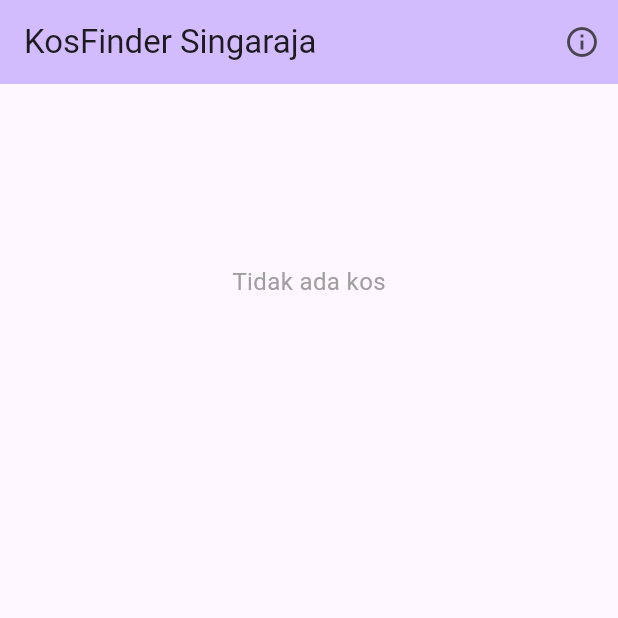
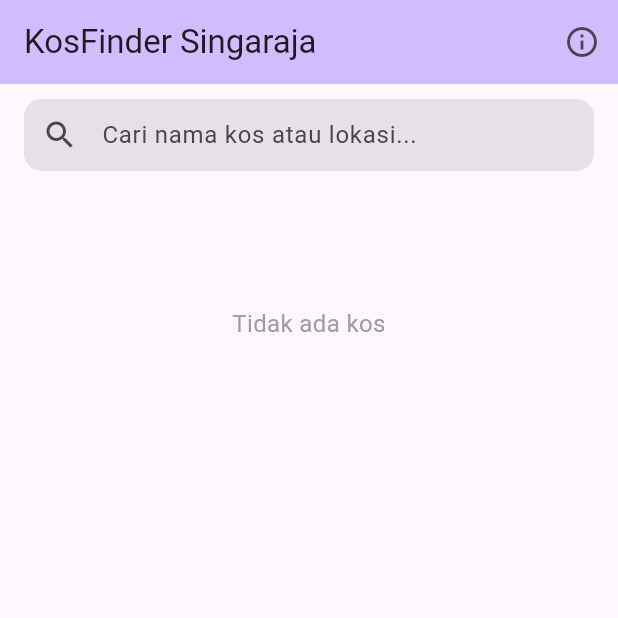
Before and after one commit to Syaeful02/kosfinder, a Flutter app: the screen it shows after launch, on a phone screen of 412 x 824 dp, the top half of it. Run offline on Flutter 3.47's test engine with Material 3 defaults, Android fonts, the phone set to English and light mode, and no system bars; our stand-ins replace supabase_flutter; accounts and stored records are empty.

Commit message:
T09: pencarian teks nama/alamat kos di repository dan provider

```diff
--- a/lib/screens/home_screen.dart
+++ b/lib/screens/home_screen.dart
@@ -14,15 +14,22 @@ class HomeScreen extends StatefulWidget {
 }
 
 class _HomeScreenState extends State<HomeScreen> {
+  final _searchController = TextEditingController();
+
   @override
   void initState() {
     super.initState();
-    // Memanggil fetchListings() saat layar pertama kali dibuka
     WidgetsBinding.instance.addPostFrameCallback((_) {
       if (mounted) {
         context.read<ListingProvider>().fetchListings();
       }
     });
+  }
+
+  @override
+  void dispose() {
+    _searchController.dispose();
+    super.dispose();
   }
 
   @override
@@ -46,16 +53,58 @@ class _HomeScreenState extends State<HomeScreen> {
           ),
         ],
       ),
-      body: Consumer<ListingProvider>(
+      body: Column(
+        children: [
+          // Search Bar
+          Padding(
+            padding: const EdgeInsets.symmetric(horizontal: 16, vertical: 10),
+            child: TextField(
+              controller: _searchController,
+              textInputAction: TextInputAction.search,
+              decoration: InputDecoration(
+                hintText: 'Cari nama kos atau lokasi...',
+                prefixIcon: const Icon(Icons.search),
+                suffixIcon: Consumer<ListingProvider>(
+                  builder: (context, provider, _) {
+                    if (provider.searchQuery.isEmpty) return const SizedBox.shrink();
+                    return IconButton(
+                      icon: const Icon(Icons.close),
+                      tooltip: 'Hapus pencarian',
+                      onPressed: () {
+                        _searchController.clear();
+                        context.read<ListingProvider>().clearSearch();
+                      },
+                    );
+                  },
+                ),
+                border: OutlineInputBorder(
+                  borderRadius: BorderRadius.circular(12),
+                  borderSide: BorderSide.none,
+                ),
+                filled: true,
+                contentPadding: const EdgeInsets.symmetric(vertical: 0),
+              ),
+              onSubmitted: (value) {
+                context.read<ListingProvider>().setSearchQuery(value);
+              },
+              onChanged: (value) {
+                if (value.isEmpty) {
+                  context.read<ListingProvider>().clearSearch();
+                }
+              },
+            ),
+          ),
+
+          // Daftar Kos
+          Expanded(
+            child: Consumer<ListingProvider>(
               builder: (context, provider, child) {
-          // 1. Kondisi Loading (Indikator Putar)
+                // 1. Kondisi Loading
                 if (provider.isLoading) {
-            return const Center(
-              child: CircularProgressIndicator(),
-            );
+                  return const Center(child: CircularProgressIndicator());
                 }
 
-          // 2. Kondisi Error (Pesan kesalahan + tombol Coba Lagi)
+                // 2. Kondisi Error
                 if (provider.hasError) {
                   return Center(
                     child: Padding(
@@ -81,18 +130,21 @@ class _HomeScreenState extends State<HomeScreen> {
                   );
                 }
 
-          // 3. Kondisi Empty (Pesan "Tidak ada kos")
+                // 3. Kondisi Empty
                 if (provider.isEmpty) {
                   return RefreshIndicator(
                     onRefresh: () => provider.fetchListings(),
                     child: ListView(
                       physics: const AlwaysScrollableScrollPhysics(),
-                children: const [
-                  SizedBox(height: 120),
+                      children: [
+                        const SizedBox(height: 80),
                         Center(
                           child: Text(
-                      'Tidak ada kos',
-                      style: TextStyle(fontSize: 16, color: Colors.grey),
+                            provider.searchQuery.isNotEmpty
+                                ? 'Kos "${provider.searchQuery}" tidak ditemukan'
+                                : 'Tidak ada kos',
+                            style: const TextStyle(fontSize: 16, color: Colors.grey),
+                            textAlign: TextAlign.center,
                           ),
                         ),
                       ],
@@ -100,7 +152,7 @@ class _HomeScreenState extends State<HomeScreen> {
                   );
                 }
 
-          // 4. Kondisi Sukses (Daftar Kartu Kos)
+                // 4. Kondisi Sukses
                 return RefreshIndicator(
                   onRefresh: () => provider.fetchListings(),
                   child: ListView.builder(
@@ -123,6 +175,9 @@ class _HomeScreenState extends State<HomeScreen> {
                 );
               },
             ),
+          ),
+        ],
+      ),
     );
   }
 }
```
Also changed, not shown: lib/providers/listing_provider.dart (+20 -2 lines), lib/repositories/listing_repository.dart (+13 -4 lines), 5 other files. Lines whose indentation alone changed are shown as unchanged.
